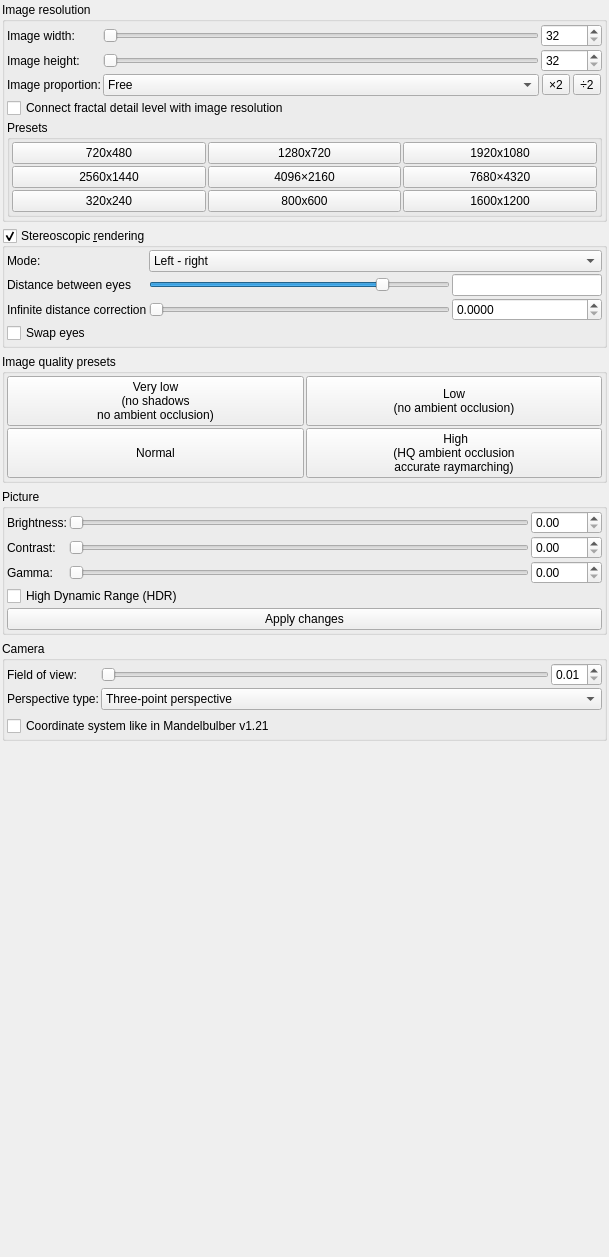
The window that mandelbulber2/qt/dock_image_adjustments.ui (buddhi1980/mandelbulber2) describes before a commit, drawn with Qt 5.
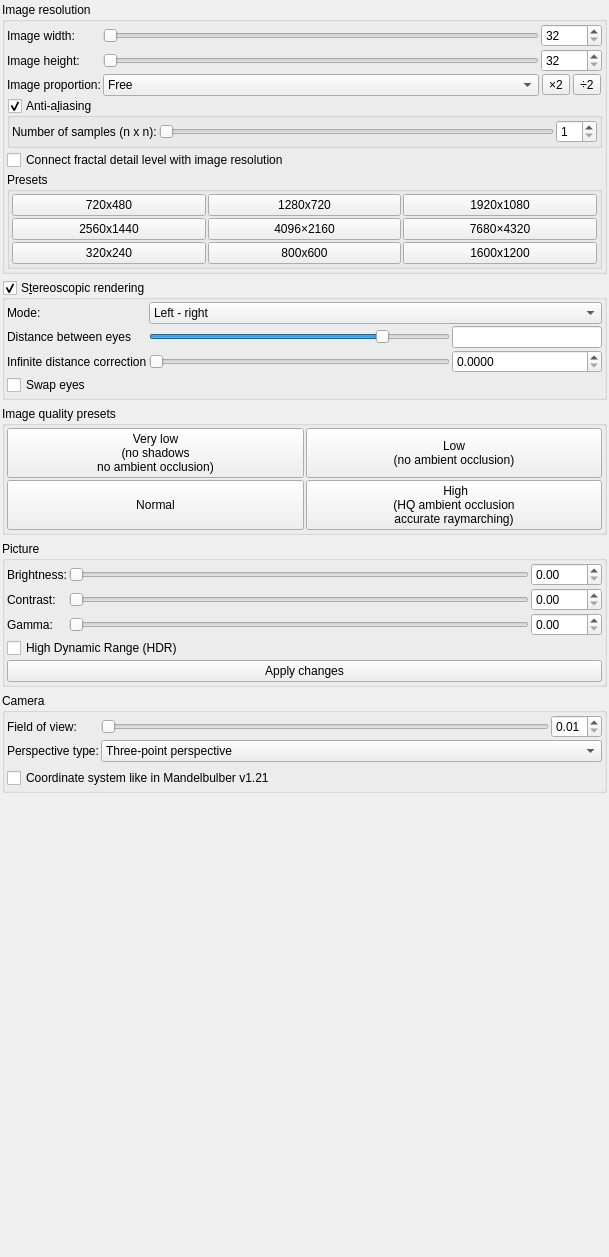
The same window after the commit. Icons and pictures are not drawn. Custom widgets are drawn as their Qt base class.

Commit message: Added full screen Antialiasing to rendering algorithm

Diff of the .ui file:
```diff
--- a/mandelbulber2/qt/dock_image_adjustments.ui
+++ b/mandelbulber2/qt/dock_image_adjustments.ui
@@ -235,6 +235,88 @@
         </item>
        </layout>
       </item>
+      <item>
+       <widget class="MyGroupBox" name="groupCheck_antialiasing_enabled">
+        <property name="title">
+         <string>Anti-a&amp;liasing</string>
+        </property>
+        <property name="checkable">
+         <bool>true</bool>
+        </property>
+        <layout class="QVBoxLayout" name="verticalLayout_148">
+         <property name="spacing">
+          <number>2</number>
+         </property>
+         <property name="leftMargin">
+          <number>2</number>
+         </property>
+         <property name="topMargin">
+          <number>2</number>
+         </property>
+         <property name="rightMargin">
+          <number>2</number>
+         </property>
+         <property name="bottomMargin">
+          <number>2</number>
+         </property>
+         <item>
+          <layout class="QGridLayout" name="gridLayout_12" columnstretch="0,0,0">
+           <property name="spacing">
+            <number>2</number>
+           </property>
+           <item row="0" column="1">
+            <widget class="QSlider" name="sliderInt_antialiasing_size">
+             <property name="sizePolicy">
+              <sizepolicy hsizetype="Expanding" vsizetype="Preferred">
+               <horstretch>0</horstretch>
+               <verstretch>0</verstretch>
+              </sizepolicy>
+             </property>
+             <property name="minimum">
+              <number>1</number>
+             </property>
+             <property name="maximum">
+              <number>10</number>
+             </property>
+             <property name="value">
+              <number>1</number>
+             </property>
+             <property name="orientation">
+              <enum>Qt::Horizontal</enum>
+             </property>
+            </widget>
+           </item>
+           <item row="0" column="0">
+            <widget class="QLabel" name="label_73">
+             <property name="text">
+              <string>Number of samples (n x n):</string>
+             </property>
+            </widget>
+           </item>
+           <item row="0" column="2">
+            <widget class="MySpinBox" name="spinboxInt_antialiasing_size">
+             <property name="sizePolicy">
+              <sizepolicy hsizetype="Minimum" vsizetype="Preferred">
+               <horstretch>0</horstretch>
+               <verstretch>0</verstretch>
+              </sizepolicy>
+             </property>
+             <property name="minimum">
+              <number>1</number>
+             </property>
+             <property name="maximum">
+              <number>10</number>
+             </property>
+             <property name="singleStep">
+              <number>1</number>
+             </property>
+            </widget>
+           </item>
+          </layout>
+         </item>
+        </layout>
+       </widget>
+      </item>
       <item>
        <widget class="QCheckBox" name="checkBox_connect_detail_level">
         <property name="toolTip">
@@ -408,7 +490,7 @@
       <string>&lt;html&gt;&lt;head/&gt;&lt;body&gt;&lt;p&gt;Enables rendering of stereoscopic images and animations for viewing with 3D glasses.&lt;/p&gt;&lt;/body&gt;&lt;/html&gt;</string>
      </property>
      <property name="title">
-      <string>Stereoscopic &amp;rendering</string>
+      <string>S&amp;tereoscopic rendering</string>
      </property>
      <property name="checkable">
       <bool>true</bool>
```
The commit also changes 5 other files.
